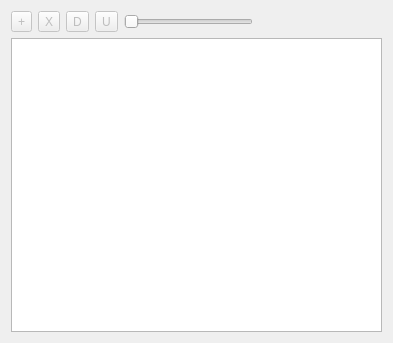
The window that MapGraphics/guts/CompositeTileSourceConfigurationWidget.ui (raptorswing/MapGraphics) describes before a commit, drawn with Qt 5.
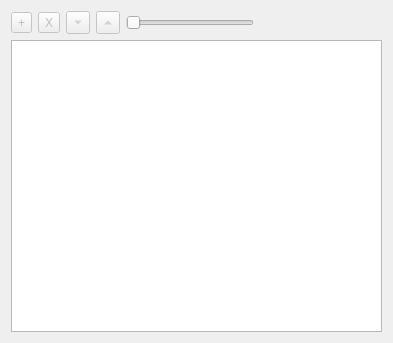
The same window after the commit.

Commit message: Made selection more better and less buggy

```diff
--- a/MapGraphics/guts/CompositeTileSourceConfigurationWidget.ui
+++ b/MapGraphics/guts/CompositeTileSourceConfigurationWidget.ui
@@ -44,6 +44,9 @@
        <property name="text">
         <string>D</string>
        </property>
+       <property name="arrowType">
+        <enum>Qt::DownArrow</enum>
+       </property>
       </widget>
      </item>
      <item>
@@ -54,6 +57,9 @@
        <property name="text">
         <string>U</string>
        </property>
+       <property name="arrowType">
+        <enum>Qt::UpArrow</enum>
+       </property>
       </widget>
      </item>
      <item>
```
Left out of the diff: 3 changed lines with no effect on the pictures. The commit also changes 1 other file.
